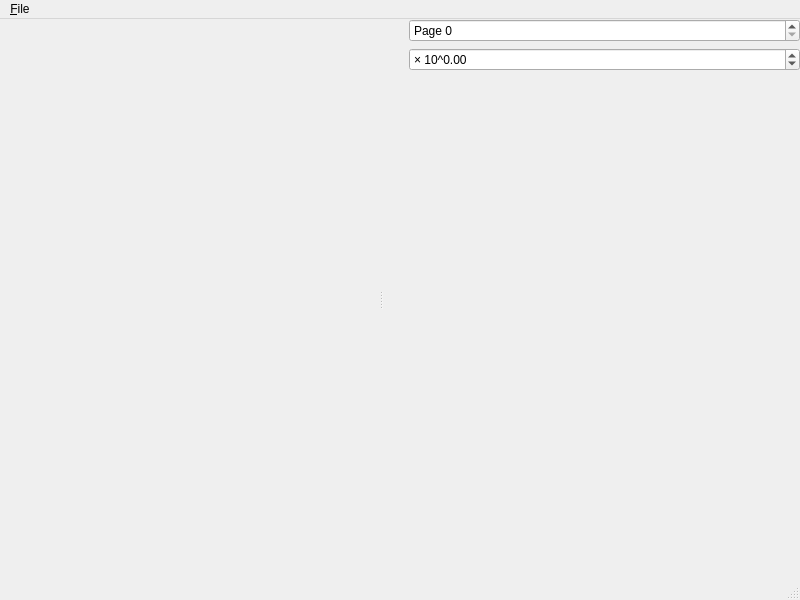
Old version of the form mainwindow.ui in the repository pasbi/vpdf.
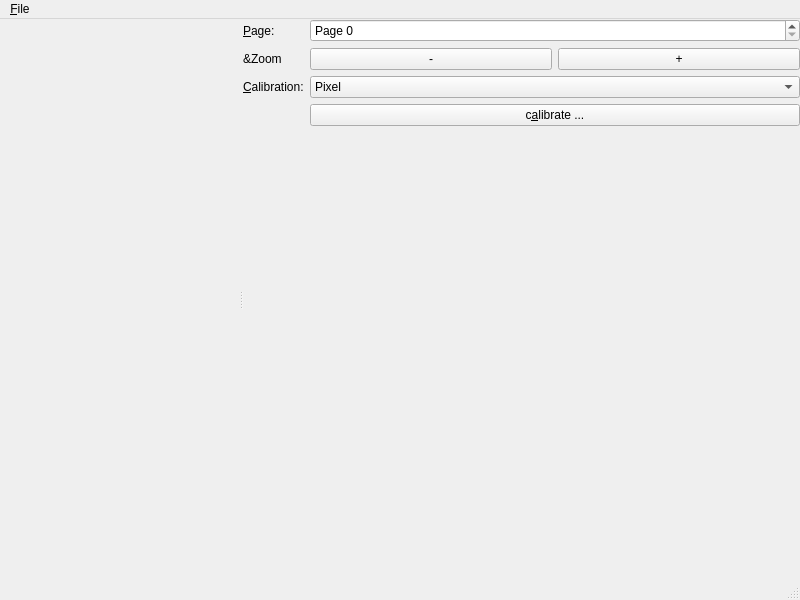
New version of the form. Custom widgets are drawn as their Qt base class.

What changed in the file:
```diff
--- a/mainwindow.ui
+++ b/mainwindow.ui
@@ -35,6 +35,16 @@
       <widget class="PdfView" name="pdf_view" native="true"/>
       <widget class="QWidget" name="widget" native="true">
        <layout class="QFormLayout" name="formLayout">
+        <item row="0" column="0">
+         <widget class="QLabel" name="label">
+          <property name="text">
+           <string>&amp;Page:</string>
+          </property>
+          <property name="buddy">
+           <cstring>sp_page</cstring>
+          </property>
+         </widget>
+        </item>
         <item row="0" column="1">
          <widget class="QSpinBox" name="sp_page">
           <property name="prefix">
@@ -42,26 +52,56 @@
           </property>
          </widget>
         </item>
-        <item row="1" column="1">
-         <widget class="QDoubleSpinBox" name="sp_zoom">
-          <property name="prefix">
-           <string>× 10^</string>
-          </property>
-          <property name="suffix">
-           <string/>
-          </property>
-          <property name="minimum">
-           <double>-3.000000000000000</double>
-          </property>
-          <property name="maximum">
-           <double>3.000000000000000</double>
-          </property>
-          <property name="singleStep">
-           <double>0.100000000000000</double>
+        <item row="1" column="0">
+         <widget class="QLabel" name="label_2">
+          <property name="text">
+           <string>&amp;Zoom</string>
           </property>
          </widget>
         </item>
         <item row="2" column="0">
+         <widget class="QLabel" name="label_3">
+          <property name="text">
+           <string>&amp;Calibration:</string>
+          </property>
+          <property name="buddy">
+           <cstring>cb_calibration</cstring>
+          </property>
+         </widget>
+        </item>
+        <item row="2" column="1">
+         <widget class="QComboBox" name="cb_calibration">
+          <item>
+           <property name="text">
+            <string>Pixel</string>
+           </property>
+          </item>
+          <item>
+           <property name="text">
+            <string>PDF units</string>
+           </property>
+          </item>
+          <item>
+           <property name="text">
+            <string>Manual</string>
+           </property>
+          </item>
+         </widget>
+        </item>
+        <item row="3" column="1">
+         <widget class="QPushButton" name="pb_calibrate">
+          <property name="enabled">
+           <bool>true</bool>
+          </property>
+          <property name="text">
+           <string>c&amp;alibrate ...</string>
+          </property>
+          <property name="checkable">
+           <bool>false</bool>
+          </property>
+         </widget>
+        </item>
+        <item row="4" column="0">
          <spacer name="verticalSpacer">
           <property name="orientation">
            <enum>Qt::Vertical</enum>
@@ -74,6 +114,30 @@
           </property>
          </spacer>
         </item>
+        <item row="1" column="1">
+         <layout class="QHBoxLayout" name="horizontalLayout_2">
+          <item>
+           <widget class="QPushButton" name="pb_zoom_out">
+            <property name="text">
+             <string>-</string>
+            </property>
+            <property name="shortcut">
+             <string>-</string>
+            </property>
+           </widget>
+          </item>
+          <item>
+           <widget class="QPushButton" name="pb_zoom_in">
+            <property name="text">
+             <string>+</string>
+            </property>
+            <property name="shortcut">
+             <string>+</string>
+            </property>
+           </widget>
+          </item>
+         </layout>
+        </item>
        </layout>
       </widget>
      </widget>
```
